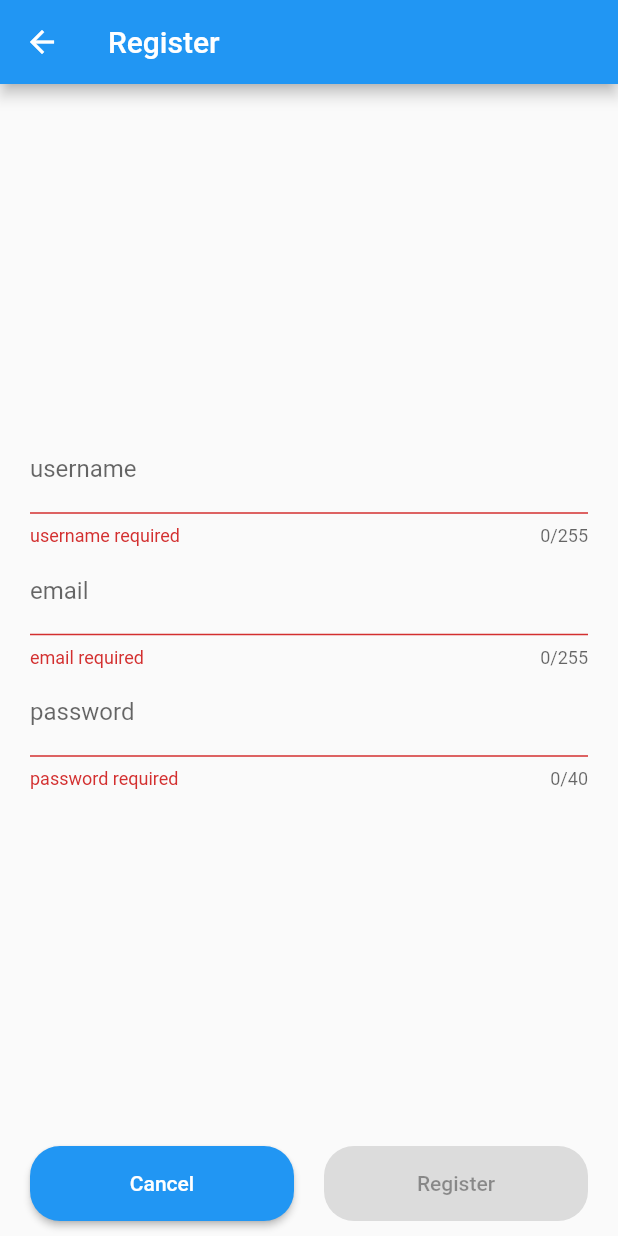
After one commit to hunterdubbs/library-app-flutter, a Flutter app: the screen it shows after launch, after a tap on "Register", on a phone screen of 412 x 824 dp. The commit adds this screen. Run offline on Flutter 3.47's test engine with Material 2 defaults, Android fonts, the light colour scheme and no system bars; our stand-ins replace email_validator, equatable, flutter_bloc, flutter_secure_storage, formz; network calls fail.

Commit message:
register

```diff
--- a/lib/data/authentication_api.dart
+++ b/lib/data/authentication_api.dart
@@ -45,6 +45,30 @@ class AuthenticationApi extends WebApi {
     }
   }
 
+  Future<void> register({
+    required String username,
+    required String email,
+    required String password
+  }) async {
+    final response = await postRequest(
+      uri: buildUri('identity/register'),
+      headers: await buildHeaderNoAuth(),
+      body: jsonEncode({
+        'username': username,
+        'email': email,
+        'password': password
+      })
+    );
+
+    if(response.statusCode == 200){
+      return;
+    }else if(response.statusCode == 400){
+      throw RegisterException(response.body);
+    }else{
+      throw Exception();
+    }
+  }
+
   void logOut(){
     clearAuth();
     _controller.add(AuthenticationStatus.unauthenticated);
@@ -54,3 +78,9 @@ class AuthenticationApi extends WebApi {
 }
 
 class InvalidCredentialsException implements Exception {}
+
+class RegisterException implements Exception {
+  const RegisterException(this.error);
+
+  final String error;
+}
--- a/lib/login/view/login_form.dart
+++ b/lib/login/view/login_form.dart
@@ -2,6 +2,7 @@ import 'package:flutter/material.dart';
 import 'package:flutter_bloc/flutter_bloc.dart';
 import 'package:formz/formz.dart';
 import 'package:library_app/login/bloc/login_bloc.dart';
+import 'package:library_app/register/view/register_page.dart';
 
 class LoginForm extends StatelessWidget {
   const LoginForm({Key? key}) : super(key: key);
@@ -25,6 +26,8 @@ class LoginForm extends StatelessWidget {
                 _UsernameInput(),
                 const Padding(padding: EdgeInsets.all(12)),
                 _PasswordInput(),
+                const Padding(padding: EdgeInsets.all(12)),
+                _RegisterButton(),
                 const Padding(padding: EdgeInsets.all(12)),
                 _LoginButton()
               ],
@@ -84,15 +87,29 @@ class _LoginButton extends StatelessWidget {
           return state.status.isSubmissionInProgress
               ? const CircularProgressIndicator()
               : ElevatedButton(
-              key: const Key('loginForm_continue_raisedButton'),
               onPressed: state.status.isValidated
                   ? () {
                       context.read<LoginBloc>().add(const LoginSubmitted());
                     }
                   : null,
+              style: ElevatedButton.styleFrom(
+                shape: RoundedRectangleBorder(borderRadius: BorderRadius.circular(20)),
+                minimumSize: const Size.fromHeight(50)
+              ),
               child: const Text('Login')
           );
         }
     );
   }
 }
+
+class _RegisterButton extends StatelessWidget {
+  @override
+  Widget build(BuildContext context) {
+    return TextButton(
+      onPressed: () => Navigator.of(context).push(RegisterPage.route()),
+      child: const Text('Register'),
+    );
+  }
+
+}
--- /dev/null
+++ b/lib/register/bloc/register_bloc.dart
@@ -0,0 +1,86 @@
+import 'package:flutter_bloc/flutter_bloc.dart';
+import 'package:equatable/equatable.dart';
+import 'package:formz/formz.dart';
+import 'package:library_app/data/authentication_api.dart';
+import 'package:library_app/register/models/models.dart';
+
+part 'register_event.dart';
+part 'register_state.dart';
+
+class RegisterBloc extends Bloc<RegisterEvent, RegisterState> {
+  RegisterBloc({
+    required AuthenticationApi authenticationApi
+  }) : _authenticationApi = authenticationApi,
+    super(const RegisterState()) {
+      on<UsernameChanged>(_onUsernameChanged);
+      on<EmailChanged>(_onEmailChanged);
+      on<PasswordChanged>(_onPasswordChanged);
+      on<Submitted>(_onSubmitted);
+  }
+
+  final AuthenticationApi _authenticationApi;
+
+  void _onUsernameChanged(
+    UsernameChanged event,
+    Emitter<RegisterState> emit
+  ) {
+    final username = Username.dirty(event.username);
+    emit(state.copyWith(
+      username: username,
+      status: Formz.validate([username, state.email, state.password])
+    ));
+  }
+
+  void _onEmailChanged(
+      EmailChanged event,
+      Emitter<RegisterState> emit
+      ) {
+    final email = Email.dirty(event.email);
+    emit(state.copyWith(
+      email: email,
+      status: Formz.validate([email, state.username, state.password])
+    ));
+  }
+
+  void _onPasswordChanged(
+      PasswordChanged event,
+      Emitter<RegisterState> emit
+      ) {
+    final password = Password.dirty(event.password);
+    emit(state.copyWith(
+      password: password,
+      status: Formz.validate([password, state.username, state.email])
+    ));
+  }
+
+  Future<void> _onSubmitted(
+      Submitted event,
+      Emitter<RegisterState> emit
+      ) async {
+    if(state.status.isValidated){
+      emit(state.copyWith(status: FormzStatus.submissionInProgress));
+
+      try{
+        await _authenticationApi.register(
+          username: state.username.value,
+          email: state.email.value,
+          password: state.password.value
+        );
+        emit(state.copyWith(
+            status: FormzStatus.submissionSuccess,
+            error: ''
+        ));
+      } on RegisterException catch(e){
+        emit(state.copyWith(
+          status: FormzStatus.submissionFailure,
+          error: e.error
+        ));
+      }catch(_){
+        emit(state.copyWith(
+          status: FormzStatus.submissionFailure,
+          error: 'Error Registering Account'
+        ));
+      }
+    }
+  }
+}
--- /dev/null
+++ b/lib/register/bloc/register_event.dart
@@ -0,0 +1,39 @@
+part of 'register_bloc.dart';
+
+abstract class RegisterEvent extends Equatable {
+  const RegisterEvent();
+
+  @override
+  List<Object> get props => [];
+}
+
+class UsernameChanged extends RegisterEvent {
+  const UsernameChanged(this.username);
+
+  final String username;
+
+  @override
+  List<Object> get props => [username];
+}
+
+class EmailChanged extends RegisterEvent {
+  const EmailChanged(this.email);
+
+  final String email;
+
+  @override
+  List<Object> get props => [email];
+}
+
+class PasswordChanged extends RegisterEvent {
+  const PasswordChanged(this.password);
+
+  final String password;
+
+  @override
+  List<Object> get props => [password];
+}
+
+class Submitted extends RegisterEvent {
+  const Submitted();
+}
--- /dev/null
+++ b/lib/register/bloc/register_state.dart
@@ -0,0 +1,36 @@
+part of 'register_bloc.dart';
+
+class RegisterState extends Equatable {
+  const RegisterState({
+    this.status = FormzStatus.pure,
+    this.username = const Username.pure(),
+    this.email = const Email.pure(),
+    this.password = const Password.pure(),
+    this.error = ''
+  });
+
+  final FormzStatus status;
+  final Username username;
+  final Email email;
+  final Password password;
+  final String error;
+
+  RegisterState copyWith({
+    FormzStatus? status,
+    Username? username,
+    Email? email,
+    Password? password,
+    String? error
+  }) {
+    return RegisterState(
+      status: status ?? this.status,
+      username: username ?? this.username,
+      email: email ?? this.email,
+      password: password ?? this.password,
+      error: error ?? this.error
+    );
+  }
+
+  @override
+  List<Object> get props => [status, username, email, password, error];
+}
--- /dev/null
+++ b/lib/register/models/email.dart
@@ -0,0 +1,17 @@
+import 'package:email_validator/email_validator.dart';
+import 'package:formz/formz.dart';
+
+enum EmailValidationError { empty, length, format }
+
+class Email extends FormzInput<String, EmailValidationError> {
+  const Email.pure() : super.pure('');
+  const Email.dirty([String value = '']) : super.dirty(value);
+
+  @override
+  EmailValidationError? validator(String? value) {
+    if(value == null || value.isEmpty) return EmailValidationError.empty;
+    if(value.length > 255) return EmailValidationError.length;
+    if(!EmailValidator.validate(value)) return EmailValidationError.format;
+    return null;
+  }
+}
--- /dev/null
+++ b/lib/register/models/models.dart
@@ -0,0 +1,3 @@
+export 'username.dart';
+export 'password.dart';
+export 'email.dart';
--- /dev/null
+++ b/lib/register/models/password.dart
@@ -0,0 +1,15 @@
+import 'package:formz/formz.dart';
+
+enum PasswordValidationError { empty, length }
+
+class Password extends FormzInput<String, PasswordValidationError> {
+  const Password.pure() : super.pure('');
+  const Password.dirty([String value = '']) : super.dirty(value);
+
+  @override
+  PasswordValidationError? validator(String? value){
+    if(value == null || value.isEmpty) return PasswordValidationError.empty;
+    if(value.length > 40 || value.length < 6) return PasswordValidationError.length;
+    return null;
+  }
+}
--- /dev/null
+++ b/lib/register/models/username.dart
@@ -0,0 +1,18 @@
+import 'package:formz/formz.dart';
+
+enum UsernameValidationError { empty, length, specialChars }
+
+class Username extends FormzInput<String, UsernameValidationError> {
+  const Username.pure() : super.pure('');
+  const Username.dirty([String value = '']) : super.dirty(value);
+
+  static final regex = RegExp(r'^[a-zA-Z0-9 ]+$');
+
+  @override
+  UsernameValidationError? validator(String? value) {
+    if(value == null || value.isEmpty) return UsernameValidationError.empty;
+    if(value.length > 255) return UsernameValidationError.length;
+    if(!regex.hasMatch(value)) return UsernameValidationError.specialChars;
+    return null;
+  }
+}
--- /dev/null
+++ b/lib/register/view/register_page.dart
@@ -0,0 +1,207 @@
+import 'package:flutter/material.dart';
+import 'package:flutter_bloc/flutter_bloc.dart';
+import 'package:formz/formz.dart';
+import 'package:library_app/data/authentication_api.dart';
+import 'package:library_app/register/bloc/register_bloc.dart';
+import 'package:library_app/register/models/models.dart';
+import 'package:library_app/widgets/widgets.dart';
+
+class RegisterPage extends StatelessWidget {
+  const RegisterPage({Key? key}) : super(key: key);
+
+  static Route<void> route(){
+    return MaterialPageRoute(
+      builder: (context) => BlocProvider(
+        create: (context) => RegisterBloc(
+          authenticationApi: RepositoryProvider.of<AuthenticationApi>(context)
+        ),
+        child: const RegisterPage()
+      )
+    );
+  }
+
+  @override
+  Widget build(BuildContext context) {
+    return Scaffold(
+      appBar: AppBar(
+        title: const Text('Register'),
+      ),
+      body: MultiBlocListener(
+        listeners: [
+          BlocListener<RegisterBloc, RegisterState>(
+            listenWhen: (previous, current) => previous.status != current.status,
+            listener: (context, state) {
+              if(state.status.isSubmissionFailure){
+                ScaffoldMessenger.of(context)
+                    ..hideCurrentSnackBar()
+                    ..showSnackBar(
+                      SnackBar(content: Text(state.error))
+                    );
+              }
+              if(state.status.isSubmissionSuccess){
+                showDialog(
+                  context: context,
+                  builder: (BuildContext context) =>
+                      AlertDialog(
+                        title: const Text('Account Created'),
+                        content: const Text('Login to get started'),
+                        actions: [
+                          TextButton(
+                            onPressed: () => Navigator.of(context).pop(),
+                            child: const Text('OK')
+                          )
+                        ],
+                      )
+                ).then((_) => Navigator.of(context).pop());
+              }
+            },
+          )
+        ],
+        child: Column(
+          children: [
+            Expanded(
+              child: Padding(
+                padding: const EdgeInsets.all(20),
+                child: Center(
+                  child: SingleChildScrollView(
+                    child: Column(
+                      mainAxisAlignment: MainAxisAlignment.center,
+                        children: [
+                          _UsernameInput(),
+                          const Padding(padding: EdgeInsets.symmetric(horizontal: 12)),
+                          _EmailInput(),
+                          const Padding(padding: EdgeInsets.symmetric(horizontal: 12)),
+                          _PasswordInput()
+                        ],
+                    ),
+                  ),
+                ),
+              ),
+            ),
+            Align(
+              alignment: Alignment.bottomCenter,
+              child: Padding(
+                padding: const EdgeInsets.symmetric(vertical: 10, horizontal: 20),
+                  child: Row(
+                    children: [
+                      CancelButton(
+                        onTap: () => Navigator.of(context).pop(),
+                      ),
+                      const Padding(padding: EdgeInsets.symmetric(horizontal: 10)),
+                      BlocBuilder<RegisterBloc, RegisterState>(
+                        buildWhen: (previous, current) => previous.status != current.status,
+                        builder: (context, state) {
+                          return SubmitButton(
+                            text: 'Register',
+                            onTap: state.status.isValidated && !state.status.isSubmissionInProgress ? () => context.read<RegisterBloc>().add(const Submitted()) : null,
+                          );
+                      },
+                      ),
+                    ],
+                  ),
+                )
+            )
+          ],
+        ),
+      ),
+    );
+  }
+}
+
+class _UsernameInput extends StatelessWidget {
+  @override
+  Widget build(BuildContext context) {
+    return BlocBuilder<RegisterBloc, RegisterState>(
+      buildWhen: (previous, current) => previous.username != current.username,
+      builder: (context, state) {
+        return TextField(
+          onChanged: (username) => context.read<RegisterBloc>().add(UsernameChanged(username)),
+          decoration: InputDecoration(
+            labelText: 'username',
+            errorText: _getError(state.username.error)
+          ),
+          maxLength: 255,
+        );
+      },
+    );
+  }
+
+  String? _getError(UsernameValidationError? error){
+    if(error != null){
+      switch(error) {
+        case UsernameValidationError.length:
+          return '255 chars max';
+        case UsernameValidationError.empty:
+          return 'username required';
+        case UsernameValidationError.specialChars:
+          return 'only alphanumeric characters allowed';
+      }
+    }
+    return null;
+  }
+}
+
+class _EmailInput extends StatelessWidget {
+  @override
+  Widget build(BuildContext context) {
+    return BlocBuilder<RegisterBloc, RegisterState>(
+      buildWhen: (previous, current) => previous.email != current.email,
+      builder: (context, state) {
+        return TextField(
+          onChanged: (email) => context.read<RegisterBloc>().add(EmailChanged(email)),
+          decoration: InputDecoration(
+              labelText: 'email',
+              errorText: _getError(state.email.error)
+          ),
+          maxLength: 255,
+        );
+      },
+    );
+  }
+
+  String? _getError(EmailValidationError? error){
+    if(error != null){
+      switch(error) {
+        case EmailValidationError.empty:
+          return 'email required';
+        case EmailValidationError.length:
+          return '255 chars max';
+        case EmailValidationError.format:
+          return 'invalid email address';
+      }
+    }
+    return null;
+  }
+}
+
+class _PasswordInput extends StatelessWidget {
+  @override
+  Widget build(BuildContext context) {
+    return BlocBuilder<RegisterBloc, RegisterState>(
+      buildWhen: (previous, current) => previous.password != current.password,
+      builder: (context, state) {
+        return TextField(
+          onChanged: (password) => context.read<RegisterBloc>().add(PasswordChanged(password)),
+          decoration: InputDecoration(
+              labelText: 'password',
+              errorText: _getError(state.password.error)
+          ),
+          maxLength: 40,
+          obscureText: true,
+        );
+      },
+    );
+  }
+
+  String? _getError(PasswordValidationError? error){
+    if(error != null){
+      switch(error) {
+        case PasswordValidationError.empty:
+          return 'password required';
+        case PasswordValidationError.length:
+          return '40 chars max';
+      }
+    }
+    return null;
+  }
+}
--- a/pubspec.yaml
+++ b/pubspec.yaml
@@ -16,6 +16,7 @@ dependencies:
   flutter_secure_storage: ^5.1.0
   cupertino_icons: ^1.0.2
   intl: ^0.17.0
+  email_validator: ^2.1.17
 
 dev_dependencies:
   flutter_test:
```
Also changed, not shown: pubspec.lock.
